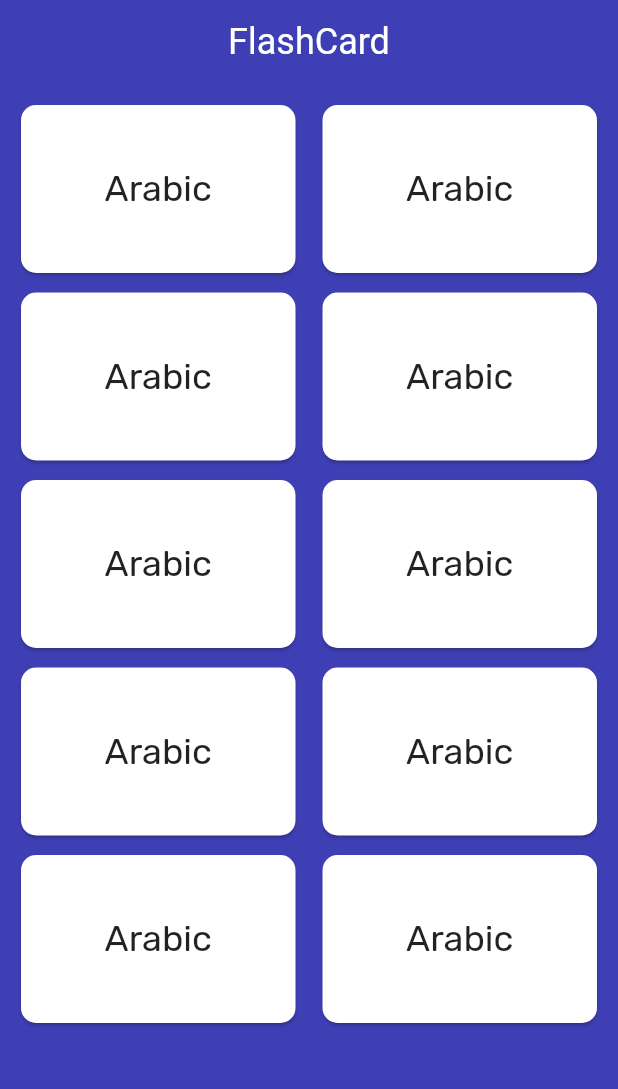
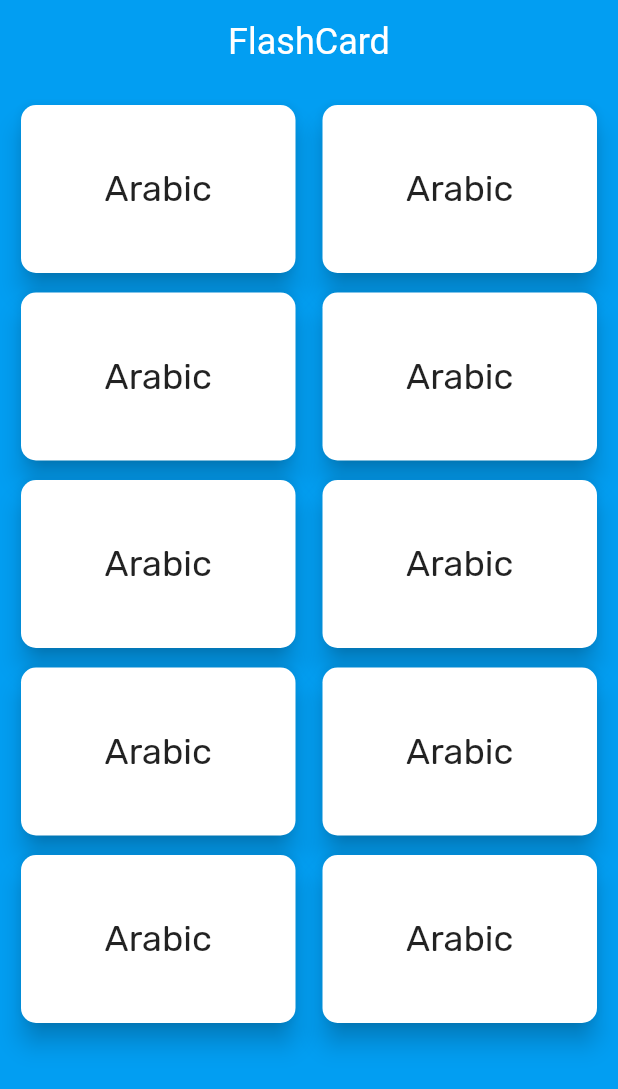
Before and after one commit to abdullahdheir/flashcard-flutter, a Flutter app: the screen it shows after launch, on a phone screen of 412 x 824 dp. Shown: the top 1089 px of the screen. Run offline on Flutter 3.47's test engine with Material 2 defaults, Android fonts, the phone set to English and light mode, and no system bars; our stand-ins replace floor, google_fonts, lottie, sqflite; missing offline and left inert: linear_progress_bar; accounts and stored records are empty; generated files the repository leaves out were written again; statements that could not run were skipped.

Commit message:
Retouch code

```diff
--- a/lib/core/classes/colors.dart
+++ b/lib/core/classes/colors.dart
@@ -1,8 +1,7 @@
 import 'package:flutter/material.dart';
 
 class AppColor{
-  static const Color kBackgroundColor = Color(0xff3f3fb5);
-  static const Color kPrimaryColor = Color(0xff5352ed);
+  static const Color kPrimaryColor = Color(0xff029ef2);
   static const Color kSecondaryColor = Colors.white;
   static const Color kPrimaryTextColor = Color(0xff3a3a3a);
   static const Color kGreyColor = Color(0xffdbdbf6);
--- a/lib/main.dart
+++ b/lib/main.dart
@@ -22,7 +22,7 @@ class MyApp extends StatelessWidget {
       navigatorKey: AppRoute.navKey,
       theme: ThemeData(
         appBarTheme: AppBarTheme(
-          backgroundColor: Colors.transparent,
+          backgroundColor: AppColor.kPrimaryColor,
           titleTextStyle: Theme.of(context).textTheme.headlineSmall?.copyWith(
                 color: Colors.white,
               ),
--- a/lib/views/screens/flash_card_screen.dart
+++ b/lib/views/screens/flash_card_screen.dart
@@ -67,6 +67,7 @@ class FlashCardScreen extends StatelessWidget {
                   ),
                   Expanded(
                     child: PageView.builder(
+                      pageSnapping: false,
                       itemCount: Provider.of<FlashCardProvider>(context).listLength,
                       controller: Provider.of<FlashCardProvider>(context)
                           .pageController,
--- a/lib/views/screens/home_screen.dart
+++ b/lib/views/screens/home_screen.dart
@@ -11,7 +11,7 @@ class HomeScreen extends StatelessWidget {
   @override
   Widget build(BuildContext context) {
     return Scaffold(
-      backgroundColor: AppColor.kBackgroundColor,
+      backgroundColor: AppColor.kPrimaryColor,
       appBar: AppBar(
         title: const Text(
           "FlashCard",
--- a/lib/views/widgets/flip_card_widget.dart
+++ b/lib/views/widgets/flip_card_widget.dart
@@ -25,7 +25,7 @@ class _FlipCardWidgetState extends State<FlipCardWidget>
   void didChangeDependencies() {
     super.didChangeDependencies();
     flashCardProvider.loadAnimationController(AnimationController(
-      duration: const Duration(milliseconds: 800),
+      duration: const Duration(milliseconds: 500),
       vsync: this,
     ));
   }
@@ -44,7 +44,7 @@ class _FlipCardWidgetState extends State<FlipCardWidget>
             flashCardProvider.animationController.value  *
                 -pi;
         final transform = Matrix4.identity()
-          ..setEntry(2, 3, 0.001)
+          ..setEntry(3, 2, 0.001)
           ..rotateY(angle);
         return Transform(
           transform: transform,
--- a/lib/views/widgets/language_card_widget.dart
+++ b/lib/views/widgets/language_card_widget.dart
@@ -10,6 +10,7 @@ class LanguageCardWidget extends StatelessWidget {
     return InkWell(
       onTap:onTap,
       child: Card(
+        elevation: 7,
         shape: RoundedRectangleBorder(
           borderRadius: BorderRadius.circular(10),
         ),
```
